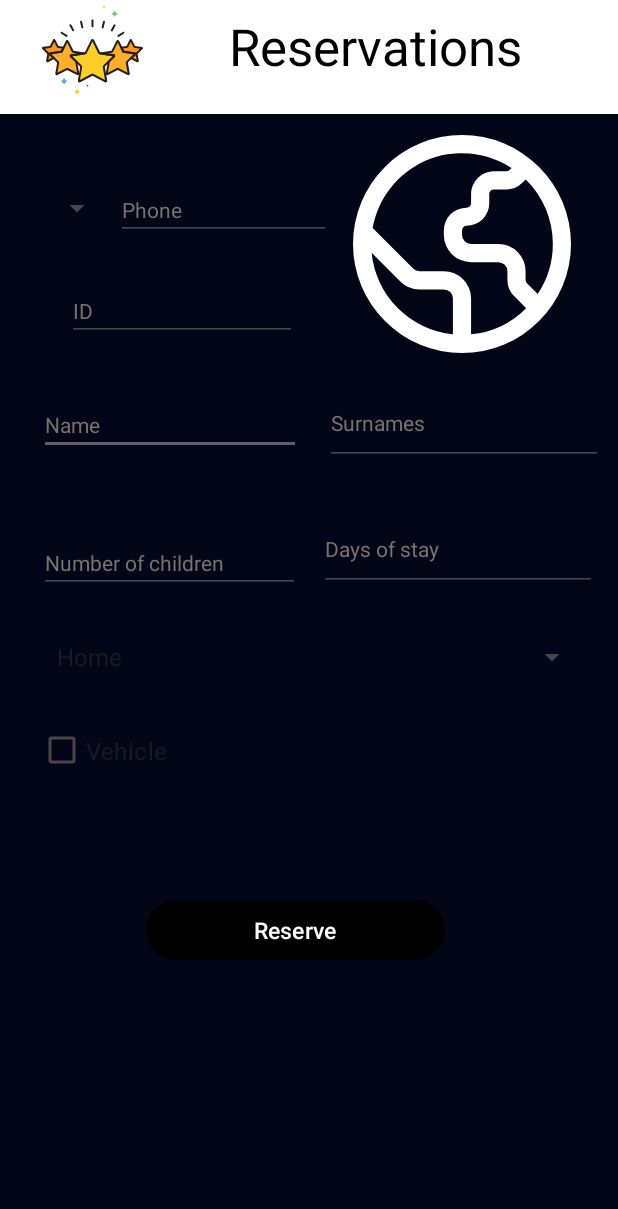
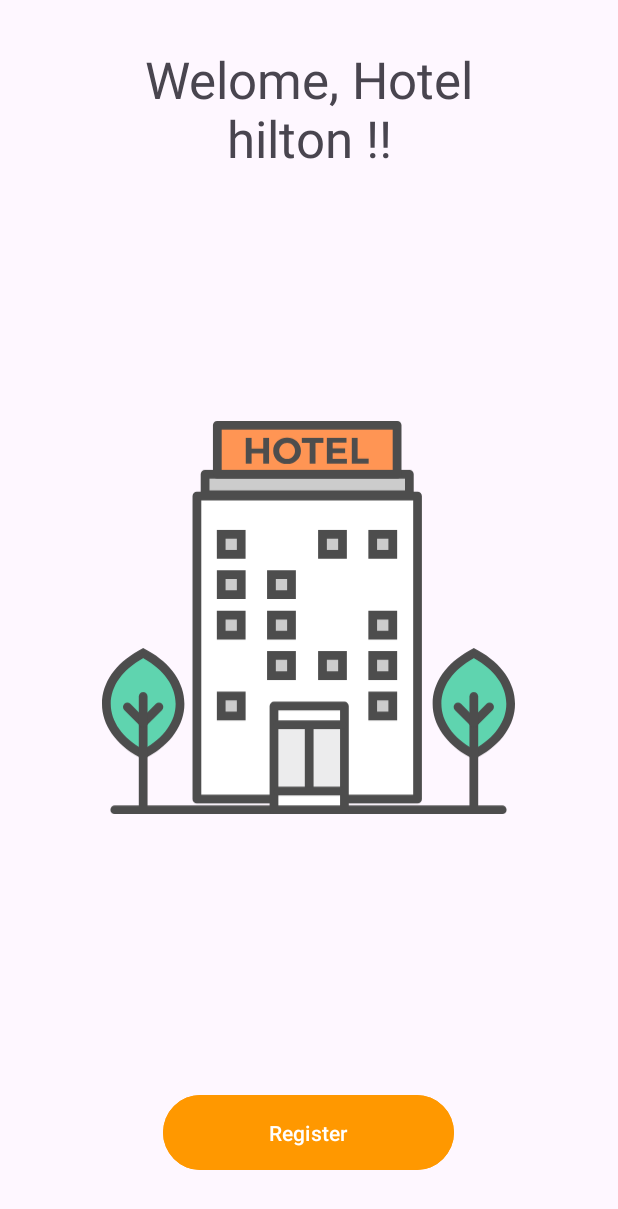
Before and after one commit to martinpez/hotel_servicios, an Android app: the screen it shows after launch (MainActivity), on a phone screen of 412 x 824 dp. Shown: the top 1209 px of the screen. Run offline under Robolectric (Android 15) with nearby library versions, the phone set to English and light mode, and no system bars.

Commit message:
Arreglos para la  Usuario P2

```diff
--- /dev/null
+++ b/app/src/main/java/acividad2/hotel_servicios/Home.java
@@ -0,0 +1,88 @@
+package acividad2.hotel_servicios;
+
+import android.os.Bundle;
+
+import androidx.annotation.NonNull;
+import androidx.annotation.Nullable;
+import androidx.fragment.app.Fragment;
+import androidx.navigation.Navigation;
+
+import android.view.LayoutInflater;
+import android.view.View;
+import android.view.ViewGroup;
+import android.widget.Button;
+
+/**
+ * A simple {@link Fragment} subclass.
+ * Use the {@link Home#newInstance} factory method to
+ * create an instance of this fragment.
+ */
+public class Home extends Fragment implements View.OnClickListener{
+
+    public Button btn_frame;
+
+    // TODO: Rename parameter arguments, choose names that match
+    // the fragment initialization parameters, e.g. ARG_ITEM_NUMBER
+    private static final String ARG_PARAM1 = "param1";
+    private static final String ARG_PARAM2 = "param2";
+
+    // TODO: Rename and change types of parameters
+    private String mParam1;
+    private String mParam2;
+
+    public Home() {
+        // Required empty public constructor
+    }
+
+    /**
+     * Use this factory method to create a new instance of
+     * this fragment using the provided parameters.
+     *
+     * @param param1 Parameter 1.
+     * @param param2 Parameter 2.
+     * @return A new instance of fragment Home.
+     */
+    // TODO: Rename and change types and number of parameters
+    public static Home newInstance(String param1, String param2) {
+        Home fragment = new Home();
+        Bundle args = new Bundle();
+        args.putString(ARG_PARAM1, param1);
+        args.putString(ARG_PARAM2, param2);
+        fragment.setArguments(args);
+        return fragment;
+    }
+
+    @Override
+    public void onCreate(Bundle savedInstanceState) {
+        super.onCreate(savedInstanceState);
+        if (getArguments() != null) {
+            mParam1 = getArguments().getString(ARG_PARAM1);
+            mParam2 = getArguments().getString(ARG_PARAM2);
+        }
+    }
+
+    @Override
+    public View onCreateView(LayoutInflater inflater, ViewGroup container,
+                             Bundle savedInstanceState) {
+        // Inflate the layout for this fragment
+        return inflater.inflate(R.layout.frame, container, false);
+    }
+
+    @Override
+    public void onViewCreated(@NonNull View view, @Nullable Bundle savedInstanceState) {
+        super.onViewCreated(view, savedInstanceState);
+
+            btn_frame = (Button) getActivity().findViewById(R.id.btn_frame);
+            btn_frame.setOnClickListener(this);
+
+    }
+
+    @Override
+    public void onClick(View view) {
+        if (view.getId() == btn_frame.getId()){
+            Navigation.findNavController(view).navigate(R.id.login);
+        }
+    }
+
+
+}
--- a/app/src/main/java/acividad2/hotel_servicios/MainActivity.java
+++ b/app/src/main/java/acividad2/hotel_servicios/MainActivity.java
@@ -9,6 +9,7 @@
     @Override
     protected void onCreate(Bundle savedInstanceState) {
         super.onCreate(savedInstanceState);
-        setContentView(R.layout.relative);
-    }
+        setContentView(R.layout.activity_main);
+
+        }
 }
--- /dev/null
+++ b/app/src/main/res/layout/activity_main.xml
@@ -0,0 +1,19 @@
+<?xml version="1.0" encoding="utf-8"?>
+<androidx.constraintlayout.widget.ConstraintLayout xmlns:android="http://schemas.android.com/apk/res/android"
+    xmlns:app="http://schemas.android.com/apk/res-auto"
+    xmlns:tools="http://schemas.android.com/tools"
+    android:layout_width="match_parent"
+    android:layout_height="match_parent"
+    tools:context=".MainActivity">
+
+    <androidx.fragment.app.FragmentContainerView
+        android:id="@+id/fragmentContainerView"
+        android:name="androidx.navigation.fragment.NavHostFragment"
+        android:layout_width="match_parent"
+        android:layout_height="match_parent"
+        app:defaultNavHost="true"
+        app:navGraph="@navigation/var_navegation"
+        tools:layout_editor_absoluteX="1dp"
+        tools:layout_editor_absoluteY="2dp" />
+
+</androidx.constraintlayout.widget.ConstraintLayout>
--- a/app/src/main/res/layout/constraint.xml
+++ b/app/src/main/res/layout/constraint.xml
@@ -320,7 +320,7 @@
             app:layout_constraintVertical_bias="0.028" />
 
         <Button
-            android:id="@+id/btn_costin"
+            android:id="@+id/btn_tablet"
             android:layout_width="105dp"
             android:layout_height="45dp"
             android:text="ADD"
--- a/app/src/main/res/layout/frame.xml
+++ b/app/src/main/res/layout/frame.xml
@@ -9,6 +9,7 @@
         android:layout_width="296dp"
         android:layout_height="88dp"
         android:layout_gravity="center|top"
+        android:layout_marginTop="30dp"
         android:text="@string/txt_frame"
         android:textAlignment="center"
         android:textSize="34sp" />
@@ -18,6 +19,8 @@
         android:layout_width="194dp"
         android:layout_height="58dp"
         android:layout_gravity="bottom|center"
+        android:layout_marginBottom="40dp"
+        android:backgroundTint="#FF9800"
         android:text="@string/btn_frame" />
 
     <ImageView
--- a/app/src/main/res/layout/relative.xml
+++ b/app/src/main/res/layout/relative.xml
@@ -31,6 +31,7 @@
         android:layout_width="283dp"
         android:layout_height="62dp"
         android:layout_alignParentEnd="true"
+        android:layout_marginTop="6dp"
         android:layout_marginEnd="20dp"
         android:gravity="center"
         android:text="Reservations"
@@ -152,15 +153,16 @@
         android:textSize="16sp" />
 
     <Button
-        android:id="@+id/button3"
+        android:id="@+id/btnreserv"
         android:layout_width="199dp"
         android:layout_height="wrap_content"
         android:layout_below="@+id/toolbar"
         android:layout_alignEnd="@+id/spinner_cargo"
         android:layout_marginTop="534dp"
         android:layout_marginEnd="95dp"
+        android:backgroundTint="#2B5755"
+
         android:text="Reserve"
-
         android:textColor="#FFFFFF"
         android:textSize="15dp" />
 
--- /dev/null
+++ b/app/src/main/res/navigation/var_navegation.xml
@@ -0,0 +1,61 @@
+<?xml version="1.0" encoding="utf-8"?>
+<navigation xmlns:android="http://schemas.android.com/apk/res/android"
+    xmlns:app="http://schemas.android.com/apk/res-auto"
+    xmlns:tools="http://schemas.android.com/tools"
+    android:id="@+id/var_navegation"
+    app:startDestination="@id/home2">
+    <fragment
+        android:id="@+id/home2"
+        android:name="acividad2.hotel_servicios.Home"
+        android:label="fragment_home"
+        tools:layout="@layout/fragment_home" >
+        <action
+            android:id="@+id/action_home2_to_login"
+            app:destination="@id/login" />
+    </fragment>
+    <fragment
+        android:id="@+id/login"
+        android:name="acividad2.hotel_servicios.Login"
+        android:label="fragment_login"
+        tools:layout="@layout/fragment_login" >
+        <action
+            android:id="@+id/action_login_to_home2"
+            app:destination="@id/home2" />
+        <action
+            android:id="@+id/action_login_to_reservation"
+            app:destination="@id/reservation" />
+    </fragment>
+    <fragment
+        android:id="@+id/reservation"
+        android:name="acividad2.hotel_servicios.Reservation"
+        android:label="fragment_reservation"
+        tools:layout="@layout/fragment_reservation" >
+        <action
+            android:id="@+id/action_reservation_to_login"
+            app:destination="@id/login" />
+        <action
+            android:id="@+id/action_reservation_to_cart"
+            app:destination="@id/cart" />
+    </fragment>
+    <fragment
+        android:id="@+id/cart"
+        android:name="acividad2.hotel_servicios.Cart"
+        android:label="fragment_cart"
+        tools:layout="@layout/fragment_cart" >
+        <action
+            android:id="@+id/action_cart_to_reservation"
+            app:destination="@id/reservation" />
+        <action
+            android:id="@+id/action_cart_to_buy"
+            app:destination="@id/buy" />
+    </fragment>
+    <fragment
+        android:id="@+id/buy"
+        android:name="acividad2.hotel_servicios.Buy"
+        android:label="fragment_buy"
+        tools:layout="@layout/fragment_buy" >
+        <action
+            android:id="@+id/action_buy_to_home2"
+            app:destination="@id/home2" />
+    </fragment>
+</navigation>
```
Also changed, not shown: app/src/main/java/acividad2/hotel_servicios/Buy.java (added, +85 -0 lines), app/src/main/java/acividad2/hotel_servicios/Cart.java (added, +85 -0 lines), app/src/main/java/acividad2/hotel_servicios/Login.java (added, +109 -0 lines), app/src/main/java/acividad2/hotel_servicios/Reservation.java (added, +86 -0 lines), app/src/main/res/drawable/flecha_tabla.xml (added, +9 -0 lines), app/src/main/res/layout/fragment_buy.xml (added, +14 -0 lines), app/src/main/res/layout/fragment_cart.xml (added, +14 -0 lines), app/src/main/res/layout/fragment_home.xml (added, +14 -0 lines), app/src/main/res/layout/fragment_login.xml (added, +14 -0 lines), app/src/main/res/layout/fragment_reservation.xml (added, +14 -0 lines), app/src/main/res/layout/linear.xml (+11 -1 lines), app/src/main/res/layout/tablet_layout.xml (+44 -15 lines), app/src/main/res/values/strings.xml (+6 -1 lines), 1 other file.
